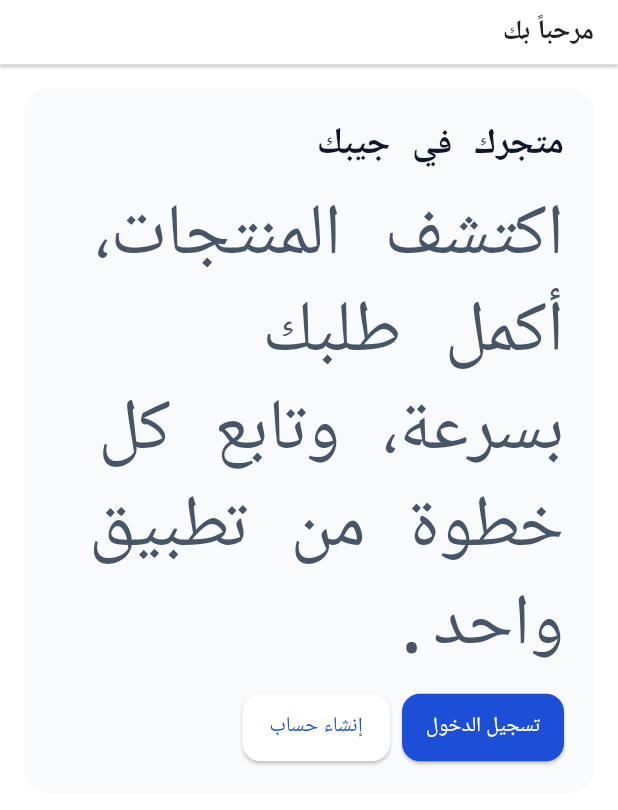
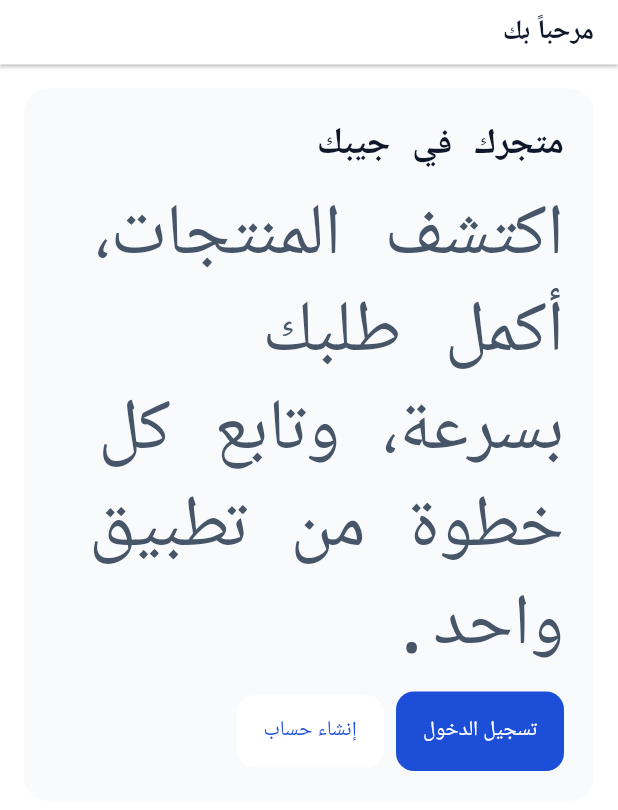
Before and after one commit to hadeelwaseem/erteqa, a Flutter app: the screen it shows after launch, after a tap on "ابدأ", on a phone screen of 412 x 824 dp. Shown: the top 810 px of the screen. Run offline on Flutter 3.47's test engine with Material 3 defaults, Android fonts, the phone set to English and light mode, and no system bars; our stand-ins replace dartz, dio, easy_localization, equatable, flutter_bloc, flutter_form_builder and 6 more; Roboto replaces fonts that are missing (Tajawal).

Commit message:
Update renderer components to utilize EngineTheme for improved styling; complete Phase 5 of renderer audit implementation; add new property parsers for better handling of various data types; enhance button, app bar, and text renderers with theme integration and error handling.

````diff
--- a/lib/engine/theme/engine_theme.dart
+++ b/lib/engine/theme/engine_theme.dart
@@ -38,6 +38,11 @@
 
   Color get errorColor =>
       _colorFromHex(config.colors.error) ?? const Color(0xFFDC2626);
+
+  Color get mutedColor =>
+      _colorFromHex(config.colors.muted) ?? const Color(0xFF475569);
+
+  double get radiusMd => config.radiusValue('md');
 
   double typographyScale(String key) => config.typographyScale(key);
 
--- a/lib/engine/tree/parsers/property_parsers.dart
+++ b/lib/engine/tree/parsers/property_parsers.dart
@@ -99,6 +99,51 @@
         return FontWeight.w900;
       default:
         return FontWeight.normal;
+    }
+  }
+
+  static int? parseInt(dynamic v) {
+    if (v is int) return v;
+    if (v is num) return v.toInt();
+    if (v is String) return int.tryParse(v.trim());
+    return null;
+  }
+
+  static bool parseBool(dynamic v, {bool defaultValue = true}) {
+    if (v == null) return defaultValue;
+    if (v is bool) return v;
+    if (v is String) {
+      final lower = v.toLowerCase();
+      if (lower == 'true' || lower == '1') return true;
+      if (lower == 'false' || lower == '0') return false;
+    }
+    if (v is num) return v != 0;
+    return defaultValue;
+  }
+
+  static TextOverflow? parseTextOverflow(String? v) {
+    switch (v) {
+      case 'ellipsis':
+        return TextOverflow.ellipsis;
+      case 'fade':
+        return TextOverflow.fade;
+      case 'clip':
+        return TextOverflow.clip;
+      case 'visible':
+        return TextOverflow.visible;
+      default:
+        return null;
+    }
+  }
+
+  static FontStyle? parseFontStyle(String? v) {
+    switch (v) {
+      case 'italic':
+        return FontStyle.italic;
+      case 'normal':
+        return FontStyle.normal;
+      default:
+        return null;
     }
   }
 
--- a/lib/engine/tree/renderers/app_bar_renderer.dart
+++ b/lib/engine/tree/renderers/app_bar_renderer.dart
@@ -2,14 +2,16 @@
 
 import '../../../config/component_config.dart';
 import '../../component_renderer/component_renderer.dart';
+import '../../theme/engine_theme.dart';
 import '../parsers/property_parsers.dart';
 
 /// Renders an app bar row with optional back button.
 ///
 /// JSON props:
 /// - `title` (string) — bar title text
-/// - `color` (hex string) — foreground/text color
-/// - `backgroundColor` / `color` from style — background color
+/// - `backgroundColor` (hex) — bar background
+/// - `color` (hex) — legacy background from `style.background` merge
+/// - `foregroundColor` / `titleColor` (hex) — title and back icon color
 ///
 /// Back button appears automatically when [Navigator.canPop] is true.
 class AppBarRenderer implements ComponentRenderer {
@@ -20,17 +22,29 @@
     Map<String, dynamic>? dataContext,
   }) {
     final title = config.properties['title'] as String? ?? '';
+    final theme = EngineTheme.fromDataContext(dataContext);
+
     final backgroundColorHex =
         config.properties['backgroundColor'] as String? ??
         config.properties['color'] as String?;
-    final backgroundColor = PropertyParsers.parseColor(backgroundColorHex);
+    final backgroundColor = PropertyParsers.parseColor(backgroundColorHex) ??
+        theme?.surfaceColor ??
+        Colors.white;
+
+    final foregroundHex =
+        config.properties['foregroundColor'] as String? ??
+        config.properties['titleColor'] as String?;
+    final foregroundColor =
+        PropertyParsers.parseColor(foregroundHex) ?? theme?.textColor;
+
+    final titleFontSize = theme?.typographyScale('lg') ?? 18.0;
 
     return Builder(
       builder: (context) {
         final canPop = Navigator.canPop(context);
 
         return Material(
-          color: backgroundColor ?? Colors.white,
+          color: backgroundColor,
           elevation: 1,
           child: SafeArea(
             bottom: false,
@@ -40,18 +54,21 @@
                 children: [
                   if (canPop)
                     IconButton(
-                      icon: const Icon(Icons.arrow_back),
+                      icon: Icon(Icons.arrow_back, color: foregroundColor),
                       onPressed: () => Navigator.pop(context),
-                      padding: EdgeInsets.zero,
-                      constraints: const BoxConstraints(),
+                      constraints: const BoxConstraints(
+                        minWidth: 48,
+                        minHeight: 48,
+                      ),
+                      padding: const EdgeInsets.all(12),
                     ),
                   if (!canPop) const SizedBox(width: 12),
                   Expanded(
                     child: Text(
                       title,
-                      style: const TextStyle(
-                        color: Colors.black87,
-                        fontSize: 18,
+                      style: TextStyle(
+                        color: foregroundColor,
+                        fontSize: titleFontSize,
                         fontWeight: FontWeight.w600,
                       ),
                     ),
--- a/lib/engine/tree/renderers/button_renderer.dart
+++ b/lib/engine/tree/renderers/button_renderer.dart
@@ -39,6 +39,25 @@
     );
     final onTap = config.properties['onTap'] as VoidCallback?;
     final maxWidth = PropertyParsers.parseDouble(config.properties['maxWidth']);
+    final enabled = PropertyParsers.parseBool(
+      config.properties['enabled'],
+      defaultValue: true,
+    );
+    final onPressed = enabled ? onTap : null;
+
+    final resolvedBackground = backgroundColor ?? theme?.primaryColor;
+    final resolvedForeground = foregroundColor ?? textColor;
+    final buttonMd = theme?.buttonMd;
+    final defaultPadding = buttonMd != null
+        ? EdgeInsets.symmetric(
+            horizontal: buttonMd.padX,
+            vertical: ((buttonMd.height - buttonMd.fontSize) / 2)
+                .clamp(8.0, 24.0),
+          )
+        : const EdgeInsets.symmetric(horizontal: 16, vertical: 12);
+    final minimumSize = buttonMd != null
+        ? Size(0, buttonMd.height)
+        : const Size(64, 48);
 
     final shape = RoundedRectangleBorder(borderRadius: borderRadius);
 
@@ -46,11 +65,11 @@
     switch (variant) {
       case 'text':
         button = TextButton(
-          onPressed: onTap ?? () {},
+          onPressed: onPressed,
           style: TextButton.styleFrom(
-            foregroundColor: foregroundColor ?? textColor,
-            padding:
-                padding ?? const EdgeInsets.symmetric(horizontal: 12, vertical: 8),
+            foregroundColor: resolvedForeground,
+            padding: padding ?? defaultPadding,
+            minimumSize: minimumSize,
             shape: shape,
           ),
           child: Text(
@@ -64,14 +83,14 @@
       case 'outlined':
       case 'secondary':
         button = OutlinedButton(
-          onPressed: onTap ?? () {},
+          onPressed: onPressed,
           style: OutlinedButton.styleFrom(
-            foregroundColor: foregroundColor ?? textColor,
-            padding:
-                padding ?? const EdgeInsets.symmetric(horizontal: 16, vertical: 12),
+            foregroundColor: resolvedForeground,
+            padding: padding ?? defaultPadding,
+            minimumSize: minimumSize,
             shape: shape,
             side: BorderSide(
-              color: textColor ?? const Color(0xFF1D4ED8),
+              color: textColor ?? theme?.primaryColor ?? const Color(0xFF1D4ED8),
             ),
           ),
           child: Text(
@@ -82,15 +101,16 @@
           ),
         );
         break;
+      case 'filled':
       case 'elevated':
       default:
-        button = ElevatedButton(
-          onPressed: onTap ?? () {},
-          style: ElevatedButton.styleFrom(
-            backgroundColor: backgroundColor,
-            foregroundColor: foregroundColor ?? textColor,
-            padding:
-                padding ?? const EdgeInsets.symmetric(horizontal: 16, vertical: 12),
+        button = FilledButton(
+          onPressed: onPressed,
+          style: FilledButton.styleFrom(
+            backgroundColor: resolvedBackground,
+            foregroundColor: resolvedForeground,
+            padding: padding ?? defaultPadding,
+            minimumSize: minimumSize,
             shape: shape,
           ),
           child: Text(
--- a/lib/engine/tree/renderers/image_renderer.dart
+++ b/lib/engine/tree/renderers/image_renderer.dart
@@ -5,31 +5,13 @@
 import '../../../core/utils/service_locator.dart';
 import '../../../config/component_config.dart';
 import '../../component_renderer/component_renderer.dart';
+import '../../theme/engine_theme.dart';
 import '../parsers/data_context_path.dart';
 import '../parsers/property_parsers.dart';
 
 /// Renders an Image component.
 ///
 /// Currently supports network images. Asset and file support can be added later.
-///
-/// JSON Properties:
-/// - `source` (string, optional): 'network', 'asset', or 'file'. Default: 'network'
-/// - `url` (string, required): URL or path to the image
-/// - `width` (number, optional): Width constraint in logical pixels
-/// - `height` (number, optional): Height constraint in logical pixels
-/// - `fit` (string, optional): How to fit the image. Values: 'fill', 'contain', 'cover', 'fitWidth', 'fitHeight', 'scaleDown'. Default: 'cover'
-///
-/// Example JSON:
-/// ```json
-/// {
-///   "type": "image",
-///   "source": "network",
-///   "url": "https://example.com/image.jpg",
-///   "width": 200,
-///   "height": 150,
-///   "fit": "cover"
-/// }
-/// ```
 class ImageRenderer implements ComponentRenderer {
   @override
   Widget render(
@@ -37,6 +19,7 @@
     required ComponentWidgetBuilder buildChild,
     Map<String, dynamic>? dataContext,
   }) {
+    final theme = EngineTheme.fromDataContext(dataContext);
     final source = PropertyParsers.parseImageSource(
       config.properties['source'] as String?,
     );
@@ -56,21 +39,21 @@
       config.properties['aspectRatio'],
     );
 
-    // For network images, use Image.network
     Widget image;
     if (source == 'network') {
-      image = _buildNetworkImage(resolvedUrl, width, height, fit);
+      image = _buildNetworkImage(
+        resolvedUrl,
+        width,
+        height,
+        fit,
+        theme: theme,
+      );
     } else if (source == 'asset') {
-      image = _buildAssetImage(url, width, height, fit);
+      image = _buildAssetImage(url, width, height, fit, theme: theme);
     } else if (source == 'file') {
-      image = _buildFileImage(url, width, height, fit);
+      image = _buildFileImage(url, width, height, fit, theme: theme);
     } else {
-      image = Container(
-        width: width,
-        height: height,
-        color: Colors.grey[300],
-        child: const Center(child: Text('Unsupported image source')),
-      );
+      image = _placeholderBox(width, height, theme: theme);
     }
 
     if (aspectRatio != null && aspectRatio > 0) {
@@ -85,6 +68,7 @@
       return value;
     }
     if (value.startsWith('/')) {
+      // Follow-up: inject assetBaseUrl via dataContext instead of getIt.
       final assetBase = getIt.isRegistered<NetworkConfig>()
           ? getIt<NetworkConfig>().assetBaseUrl
           : kBaseUrlAsset;
@@ -93,7 +77,6 @@
     return value;
   }
 
-  /// Converts a fit string to BoxFit enum.
   static BoxFit _stringToBoxFit(String fit) {
     switch (fit) {
       case 'fill':
@@ -113,55 +96,36 @@
     }
   }
 
-  /// Builds a network image widget.
   Widget _buildNetworkImage(
     String url,
     double? width,
     double? height,
-    BoxFit fit,
-  ) {
+    BoxFit fit, {
+    EngineTheme? theme,
+  }) {
+    if (url.trim().isEmpty) {
+      return _placeholderBox(width, height, theme: theme);
+    }
+
     final image = Image.network(
       url,
       width: width,
       height: height,
       fit: fit,
-      errorBuilder: (context, error, stackTrace) {
-        return Container(
-          width: width,
-          height: height,
-          color: Colors.grey[300],
-          child: const Center(child: Icon(Icons.broken_image)),
+      loadingBuilder: (context, child, loadingProgress) {
+        if (loadingProgress == null) return child;
+        return _loadingBox(
+          width,
+          height,
+          theme: theme,
+          progress: loadingProgress.expectedTotalBytes != null
+              ? loadingProgress.cumulativeBytesLoaded /
+                  loadingProgress.expectedTotalBytes!
+              : null,
         );
       },
-    );
-
-    // Wrap in SizedBox if dimensions are specified
-    if (width != null || height != null) {
-      return SizedBox(width: width, height: height, child: image);
-    }
-
-    return image;
-  }
-
-  /// Builds an asset image widget.
-  Widget _buildAssetImage(
-    String path,
-    double? width,
-    double? height,
-    BoxFit fit,
-  ) {
-    final image = Image.asset(
-      path,
-      width: width,
-      height: height,
-      fit: fit,
       errorBuilder: (context, error, stackTrace) {
-        return Container(
-          width: width,
-          height: height,
-          color: Colors.grey[300],
-          child: const Center(child: Icon(Icons.broken_image)),
-        );
+        return _errorBox(width, height, theme: theme);
       },
     );
 
@@ -172,18 +136,100 @@
     return image;
   }
 
-  /// Placeholder for file-based images (not implemented yet).
+  Widget _buildAssetImage(
+    String path,
+    double? width,
+    double? height,
+    BoxFit fit, {
+    EngineTheme? theme,
+  }) {
+    final image = Image.asset(
+      path,
+      width: width,
+      height: height,
+      fit: fit,
+      errorBuilder: (context, error, stackTrace) {
+        return _errorBox(width, height, theme: theme);
+      },
+    );
+
+    if (width != null || height != null) {
+      return SizedBox(width: width, height: height, child: image);
+    }
+
+    return image;
+  }
+
   Widget _buildFileImage(
     String path,
     double? width,
     double? height,
-    BoxFit fit,
-  ) {
+    BoxFit fit, {
+    EngineTheme? theme,
+  }) {
+    return _placeholderBox(
+      width,
+      height,
+      theme: theme,
+      child: const Center(child: Text('File images not yet supported')),
+    );
+  }
+
+  Widget _placeholderBox(
+    double? width,
+    double? height, {
+    EngineTheme? theme,
+    Widget? child,
+  }) {
     return Container(
       width: width,
       height: height,
-      color: Colors.grey[300],
-      child: const Center(child: Text('File images not yet supported')),
+      color: theme?.surfaceColor ?? const Color(0xFFF8FAFC),
+      child: child ??
+          Center(
+            child: Icon(
+              Icons.image_outlined,
+              color: theme?.mutedColor ?? const Color(0xFF475569),
+            ),
+          ),
+    );
+  }
+
+  Widget _loadingBox(
+    double? width,
+    double? height, {
+    EngineTheme? theme,
+    double? progress,
+  }) {
+    return Container(
+      width: width,
+      height: height,
+      color: theme?.surfaceColor ?? const Color(0xFFF8FAFC),
+      child: Center(
+        child: CircularProgressIndicator(
+          value: progress,
+          color: theme?.primaryColor ?? const Color(0xFF1D4ED8),
+          strokeWidth: 2,
+        ),
+      ),
+    );
+  }
+
+  Widget _errorBox(
+    double? width,
+    double? height, {
+    EngineTheme? theme,
+  }) {
+    return Container(
+      width: width,
+      height: height,
+      color: theme?.surfaceColor ?? const Color(0xFFF8FAFC),
+      child: Center(
+        child: Icon(
+          Icons.broken_image,
+          color: theme?.mutedColor ?? const Color(0xFF475569),
+        ),
+      ),
     );
   }
 }
--- a/lib/engine/tree/renderers/text_renderer.dart
+++ b/lib/engine/tree/renderers/text_renderer.dart
@@ -8,6 +8,8 @@
 import '../parsers/property_parsers.dart';
 
 class TextRenderer implements ComponentRenderer {
+  static final _leadingDigit = RegExp(r'^\d');
+
   @override
   Widget render(
     ComponentConfig config, {
@@ -21,9 +23,23 @@
         ? boundValue.toString()
         : (config.properties['value'] as String? ?? '');
     final theme = EngineTheme.fromDataContext(dataContext);
-    final fontSize = (config.properties['fontSize'] as num?)?.toDouble() ??
-        theme?.typographyScale('md') ??
-        16.0;
+
+    final fontSizeRaw = config.properties['fontSize'];
+    final double fontSize;
+    if (fontSizeRaw is num) {
+      fontSize = fontSizeRaw.toDouble();
+    } else if (fontSizeRaw is String &&
+        !_leadingDigit.hasMatch(fontSizeRaw.trim())) {
+      fontSize = theme?.typographyScale(fontSizeRaw.trim().toLowerCase()) ??
+          _typographyScaleForKey(fontSizeRaw.trim().toLowerCase());
+    } else {
+      final scaleKey =
+          (config.properties['typographyScale'] as String?)?.toLowerCase() ??
+          'md';
+      fontSize =
+          theme?.typographyScale(scaleKey) ?? _typographyScaleForKey(scaleKey);
+    }
+
     final fontWeight = PropertyParsers.parseFontWeight(
       config.properties['fontWeight'] as String?,
     );
@@ -34,6 +50,13 @@
     final textAlign = PropertyParsers.parseTextAlign(
       config.properties['textAlign'] as String?,
     );
+    final maxLines = PropertyParsers.parseInt(config.properties['maxLines']);
+    final overflowRaw = config.properties['overflow'] as String?;
+    final overflow = PropertyParsers.parseTextOverflow(overflowRaw) ??
+        (maxLines != null ? TextOverflow.ellipsis : TextOverflow.clip);
+    final fontStyle = PropertyParsers.parseFontStyle(
+      config.properties['fontStyle'] as String?,
+    );
 
     return Text(
       value,
@@ -41,10 +64,27 @@
         fontSize: fontSize,
         fontWeight: fontWeight,
         color: color,
+        fontStyle: fontStyle,
         decoration: TextDecoration.none,
       ),
       textAlign: textAlign,
+      maxLines: maxLines,
+      overflow: overflow,
     );
   }
 
+  static double _typographyScaleForKey(String key) {
+    switch (key) {
+      case 'xs':
+        return 12;
+      case 'sm':
+        return 13;
+      case 'lg':
+        return 18;
+      case 'xl':
+        return 22;
+      default:
+        return 16;
+    }
+  }
 }
````
Also changed, not shown: lib/engine/tree/renderers/card_renderer.dart (+20 -9 lines), 8 other files.
